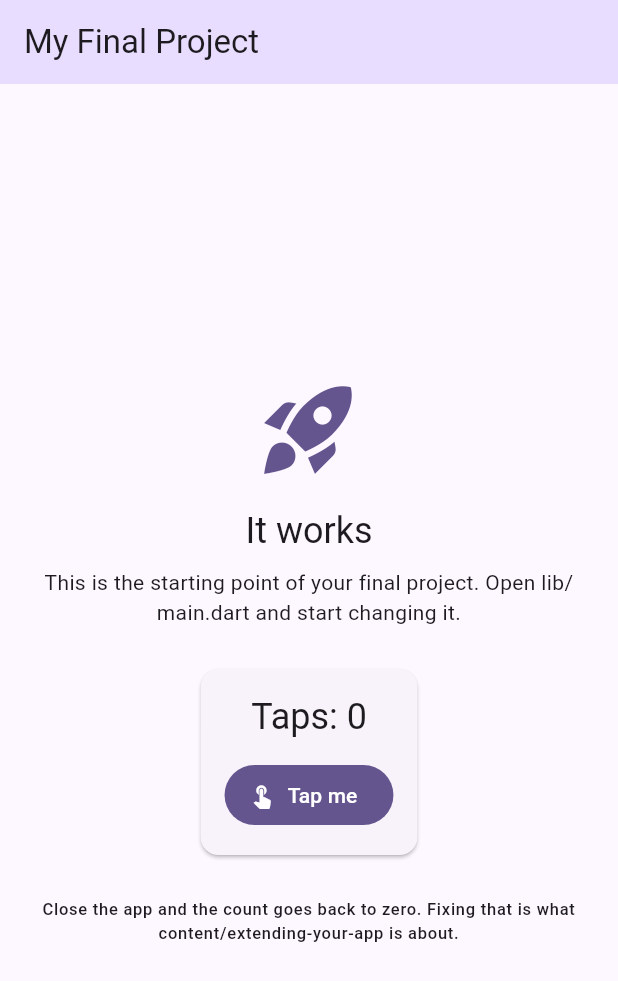
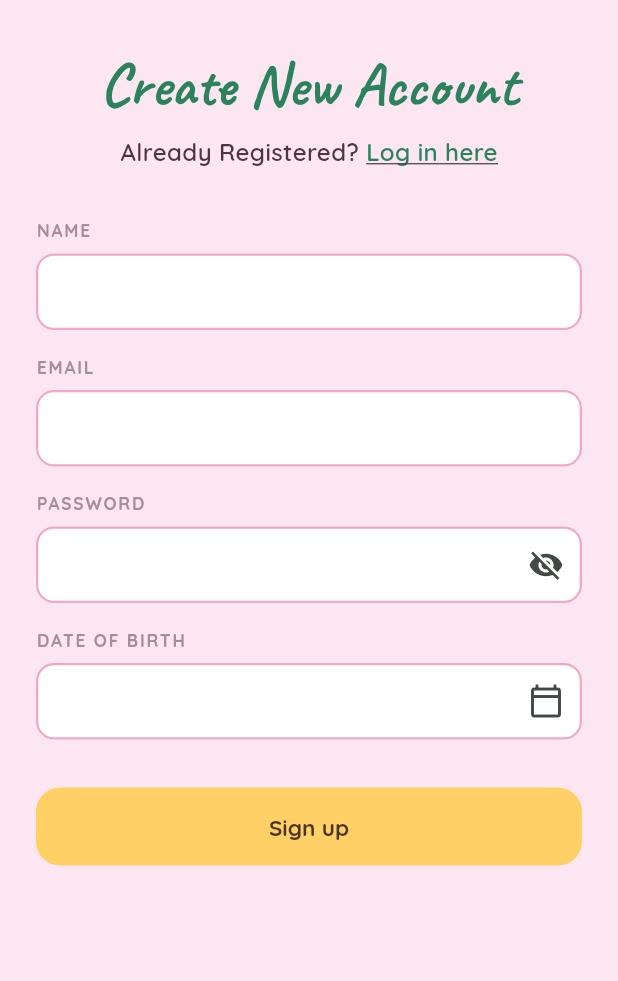
Before and after one commit to MaeGoose/SoLuna, a Flutter app: the screen it shows after launch, on a phone screen of 412 x 824 dp. Shown: the top 981 px of the screen. Run offline on Flutter 3.47's test engine with Material 3 defaults, Android fonts, the phone set to English and light mode, and no system bars; our stand-ins replace google_fonts.

Commit message:
Commit New Files

```diff
--- a/lib/main.dart
+++ b/lib/main.dart
@@ -1,143 +1,30 @@
-// This is your app. It runs as it is: press run and you get the screen below.
-//
-// Nothing here is precious. Change the title, change the colors, delete the
-// counter, add your own screens. It exists so that the repository is a working
-// Flutter app from minute one instead of an empty folder.
-//
-// Everything in this file is Module 4 and 5 material: StatelessWidget,
-// StatefulWidget, setState, Scaffold, AppBar, Column, Card, FilledButton.
-
-import 'package:device_preview/device_preview.dart';
 import 'package:flutter/material.dart';
 
+import 'screens/create_account_screen.dart';
+import 'theme/app_theme.dart';
+
 void main() {
-  runApp(
-    // DevicePreview draws a phone frame around your app, so it is judged at the
-    // size it was designed for instead of stretched across a laptop window.
-    //
-    // It is left ON in the deployed build on purpose: your live link is opened
-    // on a desktop browser, and a phone layout at full desktop width looks
-    // broken when it is not. The toolbar also lets a visitor switch device and
-    // orientation.
-    //
-    // Want the clean app with no frame instead (for a portfolio, or because
-    // you made the layout properly responsive)? Add
-    //   import 'package:flutter/foundation.dart' show kReleaseMode;
-    // and set `enabled: !kReleaseMode`, which drops the frame in release builds.
-    DevicePreview(
-      enabled: true,
-      builder: (context) => const MyApp(),
-    ),
-  );
+  runApp(const SoLunaApp());
 }
 
-class MyApp extends StatelessWidget {
-  const MyApp({super.key});
+class SoLunaApp extends StatelessWidget {
+  const SoLunaApp({super.key});
 
   @override
   Widget build(BuildContext context) {
     return MaterialApp(
-      title: 'My Final Project',
+      title: 'SoLuna',
       debugShowCheckedModeBanner: false,
-
-      // These two lines are what make the DevicePreview toolbar actually
-      // change the app. Keep them.
-      locale: DevicePreview.locale(context),
-      builder: DevicePreview.appBuilder,
-
-      // Your design system starts here. One seed color generates a full
-      // Material palette; swap in your own and every screen follows.
-      theme: ThemeData(
-        useMaterial3: true,
-        colorScheme: ColorScheme.fromSeed(seedColor: const Color(0xFF6750A4)),
-      ),
-
-      home: const HomeScreen(),
-    );
-  }
-}
-
-/// The first screen. Replace it with yours.
-///
-/// It is a StatefulWidget because it remembers something that changes: the
-/// counter. A screen that never changes can be a StatelessWidget instead.
-class HomeScreen extends StatefulWidget {
-  const HomeScreen({super.key});
-
-  @override
-  State<HomeScreen> createState() => _HomeScreenState();
-}
-
-class _HomeScreenState extends State<HomeScreen> {
-  // State: a plain field. Changing it does nothing on its own; the screen only
-  // redraws when you change it inside setState.
-  int _taps = 0;
-
-  void _handleTap() {
-    setState(() {
-      _taps++;
-    });
-  }
-
-  @override
-  Widget build(BuildContext context) {
-    // Reading colors and text styles from the theme, instead of hardcoding
-    // them, is what keeps every screen looking like the same app.
-    final theme = Theme.of(context);
-
-    return Scaffold(
-      appBar: AppBar(
-        title: const Text('My Final Project'),
-        backgroundColor: theme.colorScheme.primaryContainer,
-      ),
-      body: Center(
-        child: Padding(
-          padding: const EdgeInsets.all(24),
-          child: Column(
-            mainAxisAlignment: MainAxisAlignment.center,
-            children: [
-              Icon(
-                Icons.rocket_launch,
-                size: 72,
-                color: theme.colorScheme.primary,
-              ),
-              const SizedBox(height: 16),
-              Text('It works', style: theme.textTheme.headlineSmall),
-              const SizedBox(height: 8),
-              Text(
-                'This is the starting point of your final project. '
-                'Open lib/main.dart and start changing it.',
-                textAlign: TextAlign.center,
-                style: theme.textTheme.bodyMedium,
-              ),
-              const SizedBox(height: 24),
-              Card(
-                child: Padding(
-                  padding: const EdgeInsets.all(16),
-                  child: Column(
-                    children: [
-                      Text('Taps: $_taps',
-                          style: theme.textTheme.headlineSmall),
-                      const SizedBox(height: 12),
-                      FilledButton.icon(
-                        onPressed: _handleTap,
-                        icon: const Icon(Icons.touch_app),
-                        label: const Text('Tap me'),
-                      ),
-                    ],
-                  ),
-                ),
-              ),
-              const SizedBox(height: 24),
-              Text(
-                'Close the app and the count goes back to zero. '
-                'Fixing that is what content/extending-your-app is about.',
-                textAlign: TextAlign.center,
-                style: theme.textTheme.labelSmall,
-              ),
-            ],
-          ),
-        ),
+      theme: soLunaTheme,
+      home: CreateAccountScreen(
+        onSubmit: (details) {
+          // Wire this to Supabase later — for now just prove the data
+          // makes it out of the screen.
+          debugPrint('Sign up: ${details.name}, ${details.email}');
+        },
+        onLogInTap: () {
+          debugPrint('Log in tapped');
+        },
       ),
     );
   }
--- /dev/null
+++ b/lib/screens/create_account_screen.dart
@@ -0,0 +1,179 @@
+import 'package:flutter/material.dart';
+
+import '../theme/app_colors.dart';
+import '../theme/app_spacing.dart';
+import '../widgets/app_button.dart';
+import '../widgets/labeled_text_field.dart';
+
+/// Data collected on submit — kept as a plain value type so this screen
+/// never has to know how the caller actually creates the account
+/// (Supabase call, validation, whatever comes next).
+class NewAccountDetails {
+  const NewAccountDetails({
+    required this.name,
+    required this.email,
+    required this.password,
+    required this.dateOfBirth,
+  });
+
+  final String name;
+  final String email;
+  final String password;
+  final DateTime? dateOfBirth;
+}
+
+/// Screen 1 of 6 — sign-up. Owns its form state locally (controllers,
+/// the picked date); the only things it hands back out are callbacks,
+/// so nothing here needs to know about Supabase or navigation directly.
+class CreateAccountScreen extends StatefulWidget {
+  const CreateAccountScreen({
+    super.key,
+    required this.onSubmit,
+    required this.onLogInTap,
+  });
+
+  /// Called with the four collected fields when "Sign up" is tapped.
+  final ValueChanged<NewAccountDetails> onSubmit;
+
+  /// Called when the person taps "Log in here".
+  final VoidCallback onLogInTap;
+
+  @override
+  State<CreateAccountScreen> createState() => _CreateAccountScreenState();
+}
+
+class _CreateAccountScreenState extends State<CreateAccountScreen> {
+  final _nameController = TextEditingController();
+  final _emailController = TextEditingController();
+  final _passwordController = TextEditingController();
+  final _dobController = TextEditingController();
+  DateTime? _dateOfBirth;
+
+  @override
+  void dispose() {
+    _nameController.dispose();
+    _emailController.dispose();
+    _passwordController.dispose();
+    _dobController.dispose();
+    super.dispose();
+  }
+
+  Future<void> _pickDateOfBirth() async {
+    final now = DateTime.now();
+    final picked = await showDatePicker(
+      context: context,
+      initialDate: _dateOfBirth ?? DateTime(now.year - 18, now.month, now.day),
+      firstDate: DateTime(now.year - 100),
+      lastDate: now,
+    );
+    if (picked == null) return;
+
+    setState(() {
+      _dateOfBirth = picked;
+      _dobController.text =
+          '${picked.month.toString().padLeft(2, '0')} / '
+          '${picked.day.toString().padLeft(2, '0')} / '
+          '${picked.year}';
+    });
+  }
+
+  void _handleSignUp() {
+    widget.onSubmit(
+      NewAccountDetails(
+        name: _nameController.text.trim(),
+        email: _emailController.text.trim(),
+        password: _passwordController.text,
+        dateOfBirth: _dateOfBirth,
+      ),
+    );
+  }
+
+  @override
+  Widget build(BuildContext context) {
+    final textTheme = Theme.of(context).textTheme;
+
+    return Scaffold(
+      body: SafeArea(
+        child: SingleChildScrollView(
+          padding: const EdgeInsets.symmetric(
+            horizontal: AppSpacing.lg,
+            vertical: AppSpacing.xl,
+          ),
+          // On a phone this ConstrainedBox never kicks in — the screen is
+          // already narrower than 480. On a wide browser window it stops
+          // the form from stretching edge to edge, and Center pulls the
+          // whole capped block into the middle of the page.
+          child: Center(
+            child: ConstrainedBox(
+              constraints: const BoxConstraints(maxWidth: 480),
+              child: Column(
+                crossAxisAlignment: CrossAxisAlignment.start,
+                children: [
+                  // Title + "already registered" line are centered on
+                  // their own; everything below (the form) stays
+                  // left-aligned, so only this pair needs its own
+                  // centered Column instead of changing the whole form.
+                  Center(
+                    child: Column(
+                      children: [
+                        Text(
+                          'Create New Account',
+                          style: textTheme.headlineLarge,
+                          textAlign: TextAlign.center,
+                        ),
+                        const SizedBox(height: AppSpacing.sm),
+                        Wrap(
+                          alignment: WrapAlignment.center,
+                          children: [
+                            Text('Already Registered? ', style: textTheme.bodyMedium),
+                            GestureDetector(
+                              onTap: widget.onLogInTap,
+                              child: Text(
+                                'Log in here',
+                                style: textTheme.bodyMedium?.copyWith(
+                                  color: AppColors.primary,
+                                  decoration: TextDecoration.underline,
+                                ),
+                              ),
+                            ),
+                          ],
+                        ),
+                      ],
+                    ),
+                  ),
+                  const SizedBox(height: AppSpacing.xl),
+                  LabeledTextField(
+                    label: 'Name',
+                    controller: _nameController,
+                  ),
+                  const SizedBox(height: AppSpacing.md),
+                  LabeledTextField(
+                    label: 'Email',
+                    controller: _emailController,
+                    keyboardType: TextInputType.emailAddress,
+                  ),
+                  const SizedBox(height: AppSpacing.md),
+                  LabeledTextField(
+                    label: 'Password',
+                    controller: _passwordController,
+                    obscureText: true,
+                  ),
+                  const SizedBox(height: AppSpacing.md),
+                  LabeledTextField(
+                    label: 'Date of Birth',
+                    controller: _dobController,
+                    readOnly: true,
+                    onTap: _pickDateOfBirth,
+                    suffixIcon: const Icon(Icons.calendar_today_outlined),
+                  ),
+                  const SizedBox(height: AppSpacing.xl),
+                  AppButton(label: 'Sign up', onPressed: _handleSignUp),
+                ],
+              ),
+            ),
+          ),
+        ),
+      ),
+    );
+  }
+}
--- /dev/null
+++ b/lib/theme/app_colors.dart
@@ -0,0 +1,34 @@
+import 'package:flutter/material.dart';
+
+/// Raw brand colors, straight from the design system palette.
+/// Material's ColorScheme only has room for a handful of named roles, so
+/// bespoke pieces (the yellow CTA, the pink input border, the muted
+/// caption color) live here and get referenced directly by widgets.
+class AppColors {
+  AppColors._();
+
+  static const Color primary = Color(0xFF2B825D);
+  static const Color secondary = Color(0xFFFCA1C2);
+  static const Color accent = Color(0xFFFFD066);
+  static const Color bgBlush = Color(0xFFFCE6F1);
+  static const Color bgPeach = Color(0xFFF4E0C9);
+  static const Color surface = Color(0xFFFFFFFF);
+  static const Color borderPink = Color(0xFFEFA9C5);
+  static const Color text = Color(0xFF4A3644);
+  static const Color textMuted = Color(0xFFA38E9A);
+  static const Color error = Color(0xFFD65A6E);
+}
+
+/// Material 3 ColorScheme, generated from the brand primary so every
+/// built-in widget (buttons, dialogs, app bars) gets a contrast-checked
+/// palette for free. Light only for v1 — see the design system doc for
+/// the contrast numbers this was checked against.
+final ColorScheme soLunaColorScheme = ColorScheme.fromSeed(
+  seedColor: AppColors.primary,
+  brightness: Brightness.light,
+).copyWith(
+  secondary: AppColors.secondary,
+  surface: AppColors.surface,
+  error: AppColors.error,
+  onSurface: AppColors.text,
+);
--- /dev/null
+++ b/lib/theme/app_spacing.dart
@@ -0,0 +1,12 @@
+/// Spacing scale for SoLuna, base unit 8px.
+/// Always reach for one of these instead of a bare number in EdgeInsets /
+/// SizedBox, so every gap in the app traces back to one file.
+class AppSpacing {
+  AppSpacing._();
+
+  static const double xs = 4; // tight
+  static const double sm = 8; // standard
+  static const double md = 16; // card padding
+  static const double lg = 24; // screen edge
+  static const double xl = 32; // gap between sections
+}
--- /dev/null
+++ b/lib/theme/app_theme.dart
@@ -0,0 +1,70 @@
+import 'package:flutter/material.dart';
+import 'package:google_fonts/google_fonts.dart';
+
+import 'app_colors.dart';
+
+/// The whole SoLuna theme, assembled once and handed to MaterialApp.
+/// Never hardcode a color or a font size outside this file — reach for
+/// Theme.of(context) instead, everywhere else.
+final ThemeData soLunaTheme = ThemeData(
+  useMaterial3: true,
+  colorScheme: soLunaColorScheme,
+  scaffoldBackgroundColor: AppColors.bgBlush,
+  textTheme: TextTheme(
+    // Display — hero greetings like "On this day!" / screen titles like
+    // "Create New Account".
+    headlineLarge: GoogleFonts.caveat(
+      fontSize: 40,
+      fontWeight: FontWeight.w700,
+      color: AppColors.primary,
+    ),
+    // Heading — card and section titles.
+    headlineSmall: GoogleFonts.quicksand(
+      fontSize: 20,
+      fontWeight: FontWeight.w700,
+      color: AppColors.text,
+    ),
+    // Body — normal text, dates.
+    bodyMedium: GoogleFonts.quicksand(
+      fontSize: 16,
+      fontWeight: FontWeight.w600,
+      color: AppColors.text,
+    ),
+    // Label — uppercase field labels.
+    labelLarge: GoogleFonts.quicksand(
+      fontSize: 11.5,
+      fontWeight: FontWeight.w700,
+      letterSpacing: 1.2,
+      color: AppColors.textMuted,
+    ),
+    // Caption — timestamps, item counts, helper text.
+    labelSmall: GoogleFonts.quicksand(
+      fontSize: 13,
+      fontWeight: FontWeight.w500,
+      color: AppColors.textMuted,
+    ),
+  ),
+  inputDecorationTheme: InputDecorationTheme(
+    filled: true,
+    fillColor: AppColors.surface,
+    contentPadding: const EdgeInsets.symmetric(horizontal: 16, vertical: 14),
+    border: OutlineInputBorder(
+      borderRadius: BorderRadius.circular(12),
+      borderSide: const BorderSide(color: AppColors.borderPink, width: 1.5),
+    ),
+    enabledBorder: OutlineInputBorder(
+      borderRadius: BorderRadius.circular(12),
+      borderSide: const BorderSide(color: AppColors.borderPink, width: 1.5),
+    ),
+    focusedBorder: OutlineInputBorder(
+      borderRadius: BorderRadius.circular(12),
+      borderSide: const BorderSide(color: AppColors.primary, width: 1.75),
+    ),
+  ),
+  filledButtonTheme: FilledButtonThemeData(
+    style: FilledButton.styleFrom(
+      minimumSize: const Size.fromHeight(48),
+      shape: RoundedRectangleBorder(borderRadius: BorderRadius.circular(16)),
+    ),
+  ),
+);
--- /dev/null
+++ b/lib/widgets/app_button.dart
@@ -0,0 +1,51 @@
+import 'package:flutter/material.dart';
+
+import '../theme/app_colors.dart';
+
+/// The two button looks used across SoLuna: a yellow primary CTA
+/// ("Sign up") and a green secondary action ("View Map").
+enum AppButtonStyle { primary, secondary }
+
+/// A single button component used on every form and CTA in the app.
+/// Takes data and a callback only — it never knows what tapping it does.
+class AppButton extends StatelessWidget {
+  const AppButton({
+    super.key,
+    required this.label,
+    required this.onPressed,
+    this.style = AppButtonStyle.primary,
+  });
+
+  final String label;
+  final VoidCallback? onPressed;
+  final AppButtonStyle style;
+
+  @override
+  Widget build(BuildContext context) {
+    final bool isPrimary = style == AppButtonStyle.primary;
+    final Color background = isPrimary ? AppColors.accent : AppColors.primary;
+    final Color foreground = isPrimary ? const Color(0xFF4A3620) : Colors.white;
+
+    return SizedBox(
+      width: double.infinity,
+      height: 52,
+      child: FilledButton(
+        onPressed: onPressed,
+        style: FilledButton.styleFrom(
+          backgroundColor: background,
+          foregroundColor: foreground,
+          shape: RoundedRectangleBorder(
+            borderRadius: BorderRadius.circular(16),
+          ),
+        ),
+        child: Text(
+          label,
+          style: Theme.of(context)
+              .textTheme
+              .headlineSmall
+              ?.copyWith(fontSize: 15, color: foreground),
+        ),
+      ),
+    );
+  }
+}
--- /dev/null
+++ b/lib/widgets/labeled_text_field.dart
@@ -0,0 +1,68 @@
+import 'package:flutter/material.dart';
+
+/// An uppercase label sitting above a pink-bordered text field — used on
+/// Create Account and Settings for every form field.
+///
+/// [obscureText] toggles a password dot-mask with an eye icon the person
+/// can tap to reveal it; that reveal state is purely local UI state, not
+/// app data, so it is the one thing this widget is allowed to manage
+/// itself. Everything the app actually needs (what was typed) still lives
+/// in the [controller] the caller owns.
+class LabeledTextField extends StatefulWidget {
+  const LabeledTextField({
+    super.key,
+    required this.label,
+    required this.controller,
+    this.obscureText = false,
+    this.readOnly = false,
+    this.keyboardType,
+    this.onTap,
+    this.suffixIcon,
+  });
+
+  final String label;
+  final TextEditingController controller;
+  final bool obscureText;
+  final bool readOnly;
+  final TextInputType? keyboardType;
+  final VoidCallback? onTap;
+  final Widget? suffixIcon;
+
+  @override
+  State<LabeledTextField> createState() => _LabeledTextFieldState();
+}
+
+class _LabeledTextFieldState extends State<LabeledTextField> {
+  late bool _obscured = widget.obscureText;
+
+  @override
+  Widget build(BuildContext context) {
+    final textTheme = Theme.of(context).textTheme;
+
+    return Column(
+      crossAxisAlignment: CrossAxisAlignment.start,
+      children: [
+        Text(widget.label.toUpperCase(), style: textTheme.labelLarge),
+        const SizedBox(height: 8),
+        TextField(
+          controller: widget.controller,
+          obscureText: _obscured,
+          readOnly: widget.readOnly,
+          onTap: widget.onTap,
+          keyboardType: widget.keyboardType,
+          style: textTheme.bodyMedium,
+          decoration: InputDecoration(
+            suffixIcon: widget.obscureText
+                ? IconButton(
+                    icon: Icon(
+                      _obscured ? Icons.visibility_off : Icons.visibility,
+                    ),
+                    onPressed: () => setState(() => _obscured = !_obscured),
+                  )
+                : widget.suffixIcon,
+          ),
+        ),
+      ],
+    );
+  }
+}
```
Also changed, not shown: pubspec.yaml (+73 -13 lines), pubspec.lock (added), 1 other file.
